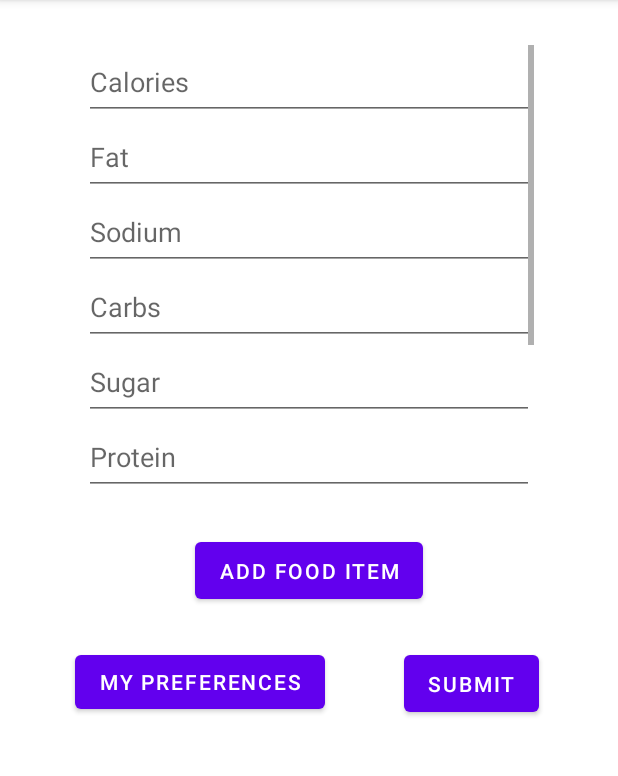
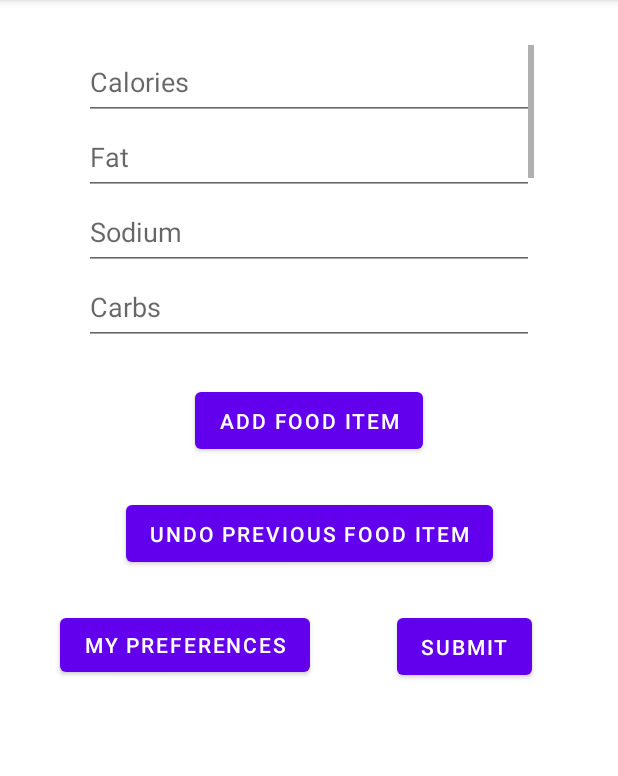
Before and after one commit to CS222-UIUC/course-project-group-94, an Android app: the NutritionInputFragment screen opened through its navigation route, on a phone screen of 412 x 824 dp, the part 84-860 px from its top. Run offline under Robolectric (Android 15) with nearby library versions, the phone set to English and light mode, and no system bars.

Commit message:
Add button for user to undo adding the previous food item (#21)

```diff
--- a/frontend/app/build.gradle
+++ b/frontend/app/build.gradle
@@ -49,6 +49,7 @@ dependencies {
     implementation 'androidx.navigation:navigation-fragment-ktx:2.5.2'
     implementation 'androidx.navigation:navigation-ui-ktx:2.5.2'
     testImplementation 'junit:junit:4.13.2'
+    testImplementation 'androidx.arch.core:core-testing:2.1.0'
     androidTestImplementation 'androidx.test.ext:junit:1.1.3'
     androidTestImplementation 'androidx.test.espresso:espresso-core:3.4.0'
     androidTestImplementation 'androidx.test:core-ktx:1.4.0'
--- a/frontend/app/src/main/res/layout/fragment_nutritioninput.xml
+++ b/frontend/app/src/main/res/layout/fragment_nutritioninput.xml
@@ -7,7 +7,7 @@
     <ScrollView
         android:id="@+id/scroll"
         android:layout_width="300dp"
-        android:layout_height="300dp"
+        android:layout_height="200dp"
         android:layout_marginTop="30dp"
         app:layout_constraintEnd_toEndOf="parent"
         app:layout_constraintStart_toStartOf="parent"
@@ -106,6 +106,16 @@
         app:layout_constraintTop_toBottomOf="@+id/scroll" />
 
     <Button
+        android:id="@+id/undoPreviousNutritionInfo"
+        android:layout_width="wrap_content"
+        android:layout_height="50dp"
+        android:text="@string/undo_previous_addition"
+        android:layout_marginTop="25dp"
+        app:layout_constraintTop_toBottomOf="@+id/addNutritionInfo"
+        app:layout_constraintStart_toStartOf="parent"
+        app:layout_constraintEnd_toEndOf="parent" />
+
+    <Button
         android:id="@+id/submit"
         android:layout_width="wrap_content"
         android:layout_height="50dp"
@@ -113,7 +123,7 @@
         android:layout_marginTop="25dp"
         app:layout_constraintStart_toEndOf="@id/go_to_user_preferences_from_input"
         app:layout_constraintEnd_toEndOf="parent"
-        app:layout_constraintTop_toBottomOf="@+id/addNutritionInfo"/>
+        app:layout_constraintTop_toBottomOf="@+id/undoPreviousNutritionInfo"/>
 
     <Button
         android:id="@+id/go_to_user_preferences_from_input"
@@ -121,8 +131,9 @@
         android:layout_height="wrap_content"
         android:text="@string/button_to_user_prefs_from_input"
         android:layout_marginTop="25dp"
-        android:layout_marginLeft="50dp"
-        app:layout_constraintTop_toBottomOf="@+id/addNutritionInfo"
+        android:layout_marginLeft="40dp"
+        app:layout_constraintTop_toBottomOf="@+id/undoPreviousNutritionInfo"
         app:layout_constraintStart_toStartOf="parent"/>
 
+
 </androidx.constraintlayout.widget.ConstraintLayout>
--- a/frontend/app/src/main/res/values/strings.xml
+++ b/frontend/app/src/main/res/values/strings.xml
@@ -21,6 +21,9 @@
     <string name="prompt_potassium">Potassium</string>
     <string name="submit_nutrition_info">Submit</string>
     <string name="add_food_information">Add Food Item</string>
+    <string name="undo_previous_addition">Undo Previous Food Item</string>
+    <string name="no_previous_items_exist">No previous food item exists</string>
+    <string name="previous_item_exists">Previous information restored for updating</string>
     <string name="unfilled_text_boxes_add">Please fill out all text boxes</string>
     <string name="filled_text_boxes_add">Food information received</string>
 
```
Also changed, not shown: frontend/app/src/main/java/com/cs222/nutrify/ui/NutritionInputFragment.kt (+9 -0 lines), frontend/app/src/main/java/com/cs222/nutrify/viewmodels/NutritionInputViewModel.kt (+13 -0 lines), 1 other file.
